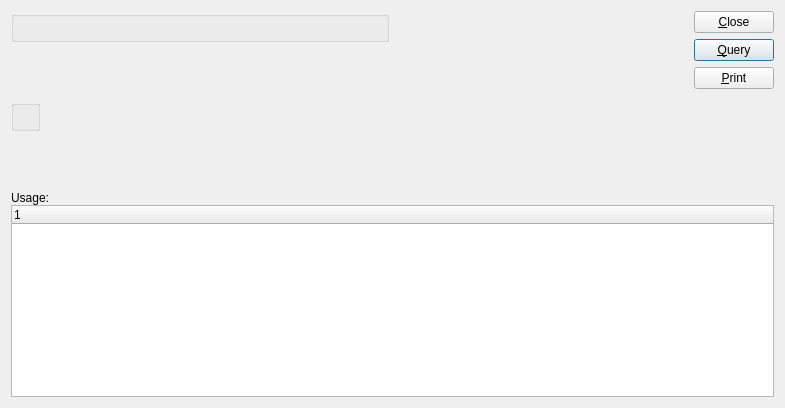
Before: the Qt Designer form xtuple/trunk/guiclient/dspUsageStatisticsByClassCode.ui in WooodHead/xtuple, drawn with Qt 5.
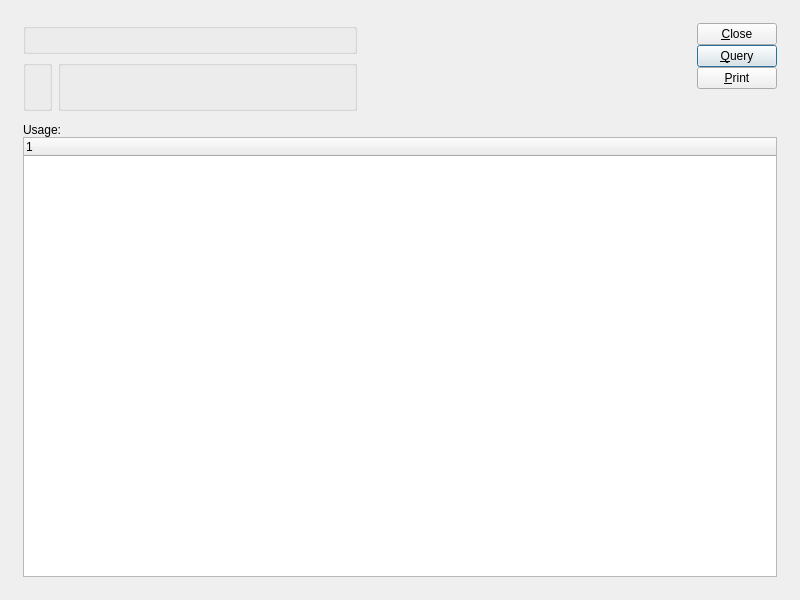
After: the same form once the commit is applied. Custom widgets are drawn as their Qt base class.

What changed in the file:
```diff
--- a/xtuple/trunk/guiclient/dspUsageStatisticsByClassCode.ui
+++ b/xtuple/trunk/guiclient/dspUsageStatisticsByClassCode.ui
@@ -14,51 +14,40 @@
    <rect>
     <x>0</x>
     <y>0</y>
-    <width>785</width>
-    <height>408</height>
+    <width>800</width>
+    <height>600</height>
    </rect>
   </property>
   <property name="windowTitle" >
    <string>Item Usage Statistics by Class Code</string>
   </property>
-   <layout class="QVBoxLayout" >
-    <item>
-     <layout class="QHBoxLayout" >
+  <layout class="QGridLayout" name="gridLayout_5" >
+   <item row="0" column="0" >
+    <layout class="QGridLayout" name="gridLayout_4" >
       <property name="margin" >
-       <number>0</number>
+      <number>12</number>
       </property>
       <property name="spacing" >
-       <number>7</number>
-      </property>
+      <number>12</number>
+     </property>
+     <item row="0" column="0" >
+      <layout class="QHBoxLayout" name="horizontalLayout" >
       <item>
-       <layout class="QVBoxLayout" >
-        <property name="margin" >
-         <number>0</number>
-        </property>
-        <property name="spacing" >
-         <number>5</number>
-        </property>
-        <item>
+        <layout class="QGridLayout" name="gridLayout_2" >
+         <item row="0" column="0" colspan="2" >
          <widget class="ParameterGroup" name="_classCode" >
           <property name="title" >
            <string/>
           </property>
-         </widget>
-        </item>
-        <item>
-         <layout class="QHBoxLayout" >
-          <property name="margin" >
-           <number>0</number>
-          </property>
-          <property name="spacing" >
-           <number>7</number>
-          </property>
-          <item>
+           <property name="fixedSize" >
+            <bool>false</bool>
+           </property>
+          </widget>
+         </item>
+         <item row="1" column="0" >
            <widget class="WarehouseGroup" name="_warehouse" >
             <property name="sizePolicy" >
-             <sizepolicy>
-              <hsizetype>5</hsizetype>
-              <vsizetype>0</vsizetype>
+            <sizepolicy vsizetype="Preferred" hsizetype="Preferred" >
               <horstretch>0</horstretch>
               <verstretch>0</verstretch>
              </sizepolicy>
@@ -72,73 +61,39 @@
             <property name="title" >
              <string/>
             </property>
-           </widget>
-          </item>
-          <item>
-           <layout class="QHBoxLayout" >
-            <property name="margin" >
-             <number>0</number>
-            </property>
-            <property name="spacing" >
-             <number>0</number>
-            </property>
-            <item>
-             <layout class="QVBoxLayout" >
-              <property name="margin" >
-               <number>0</number>
-              </property>
-              <property name="spacing" >
-               <number>0</number>
-              </property>
-              <item>
+           <property name="fixedSize" >
+            <bool>false</bool>
+           </property>
+          </widget>
+         </item>
+         <item row="1" column="1" >
+          <widget class="QGroupBox" name="_dateGroup" >
+           <property name="title" >
+            <string/>
+           </property>
+           <layout class="QGridLayout" name="gridLayout" >
+            <item row="0" column="0" >
                <widget class="DateCluster" name="_dates" />
               </item>
-              <item>
-               <spacer>
+            <item row="0" column="1" >
+             <spacer name="horizontalSpacer" >
                 <property name="orientation" >
-                 <enum>Qt::Vertical</enum>
-                </property>
-                <property name="sizeHint" >
-                 <size>
-                  <width>20</width>
-                  <height>0</height>
-                 </size>
-                </property>
-               </spacer>
-              </item>
-             </layout>
-            </item>
-            <item>
-             <spacer>
-              <property name="orientation" >
                <enum>Qt::Horizontal</enum>
               </property>
-              <property name="sizeType" >
-               <enum>QSizePolicy::Expanding</enum>
-              </property>
-              <property name="sizeHint" >
+              <property name="sizeHint" stdset="0" >
                <size>
-                <width>66</width>
+                <width>0</width>
                 <height>20</height>
                </size>
               </property>
              </spacer>
             </item>
            </layout>
+          </widget>
           </item>
          </layout>
         </item>
-       </layout>
-      </item>
       <item>
-       <layout class="QHBoxLayout" >
-        <property name="margin" >
-         <number>0</number>
-        </property>
-        <property name="spacing" >
-         <number>0</number>
-        </property>
-        <item>
          <spacer>
           <property name="orientation" >
            <enum>Qt::Horizontal</enum>
@@ -146,7 +101,7 @@
           <property name="sizeType" >
            <enum>QSizePolicy::Expanding</enum>
           </property>
-          <property name="sizeHint" >
+         <property name="sizeHint" stdset="0" >
            <size>
             <width>20</width>
             <height>20</height>
@@ -156,19 +111,13 @@
         </item>
         <item>
          <layout class="QVBoxLayout" >
-          <property name="margin" >
-           <number>0</number>
-          </property>
           <property name="spacing" >
            <number>0</number>
           </property>
           <item>
            <layout class="QVBoxLayout" >
-            <property name="margin" >
-             <number>0</number>
-            </property>
             <property name="spacing" >
-             <number>6</number>
+            <number>0</number>
             </property>
             <item>
              <widget class="QPushButton" name="_close" >
@@ -204,7 +153,7 @@
             <property name="orientation" >
              <enum>Qt::Vertical</enum>
             </property>
-            <property name="sizeHint" >
+           <property name="sizeHint" stdset="0" >
              <size>
               <width>20</width>
               <height>0</height>
@@ -216,22 +165,33 @@
         </item>
        </layout>
       </item>
-     </layout>
-    </item>
-    <item>
-     <layout class="QVBoxLayout" >
+     <item row="1" column="0" >
+      <widget class="QFrame" name="_frame" >
+       <property name="sizePolicy" >
+        <sizepolicy vsizetype="Expanding" hsizetype="Preferred" >
+         <horstretch>0</horstretch>
+         <verstretch>1</verstretch>
+        </sizepolicy>
+       </property>
+       <property name="frameShape" >
+        <enum>QFrame::NoFrame</enum>
+       </property>
+       <property name="frameShadow" >
+        <enum>QFrame::Raised</enum>
+       </property>
+       <layout class="QGridLayout" name="gridLayout_3" >
       <property name="margin" >
        <number>0</number>
       </property>
+        <item row="0" column="0" >
+         <layout class="QVBoxLayout" >
       <property name="spacing" >
        <number>0</number>
       </property>
       <item>
        <widget class="QLabel" name="_usageLit" >
         <property name="sizePolicy" >
-         <sizepolicy>
-          <hsizetype>5</hsizetype>
-          <vsizetype>5</vsizetype>
+             <sizepolicy vsizetype="Preferred" hsizetype="Preferred" >
           <horstretch>0</horstretch>
           <verstretch>0</verstretch>
          </sizepolicy>
@@ -253,9 +213,7 @@
       <item>
        <widget class="XTreeWidget" name="_usage" >
         <property name="sizePolicy" >
-         <sizepolicy>
-          <hsizetype>7</hsizetype>
-          <vsizetype>7</vsizetype>
+             <sizepolicy vsizetype="Expanding" hsizetype="Expanding" >
           <horstretch>0</horstretch>
           <verstretch>0</verstretch>
          </sizepolicy>
@@ -272,6 +230,11 @@
     </item>
    </layout>
  </widget>
+     </item>
+    </layout>
+   </item>
+  </layout>
+ </widget>
  <layoutdefault spacing="6" margin="11" />
  <pixmapfunction>qPixmapFromMimeSource</pixmapfunction>
  <customwidgets>
@@ -279,29 +242,21 @@
    <class>DateCluster</class>
    <extends>QWidget</extends>
    <header>datecluster.h</header>
-   <container>0</container>
-   <pixmap></pixmap>
+  </customwidget>
+  <customwidget>
+   <class>ParameterGroup</class>
+   <extends>QGroupBox</extends>
+   <header>parametergroup.h</header>
+  </customwidget>
+  <customwidget>
+   <class>WarehouseGroup</class>
+   <extends>QGroupBox</extends>
+   <header>warehousegroup.h</header>
   </customwidget>
   <customwidget>
    <class>XTreeWidget</class>
    <extends>QTreeWidget</extends>
    <header>xtreewidget.h</header>
-   <container>0</container>
-   <pixmap></pixmap>
-  </customwidget>
-  <customwidget>
-   <class>WarehouseGroup</class>
-   <extends>QGroupBox</extends>
-   <header>warehousegroup.h</header>
-   <container>0</container>
-   <pixmap></pixmap>
-  </customwidget>
-  <customwidget>
-   <class>ParameterGroup</class>
-   <extends>QGroupBox</extends>
-   <header>parametergroup.h</header>
-   <container>0</container>
-   <pixmap></pixmap>
   </customwidget>
  </customwidgets>
  <tabstops>
```
Left out of the diff: 3 changed lines with no effect on the pictures. Lines whose indentation alone changed are shown as unchanged.
